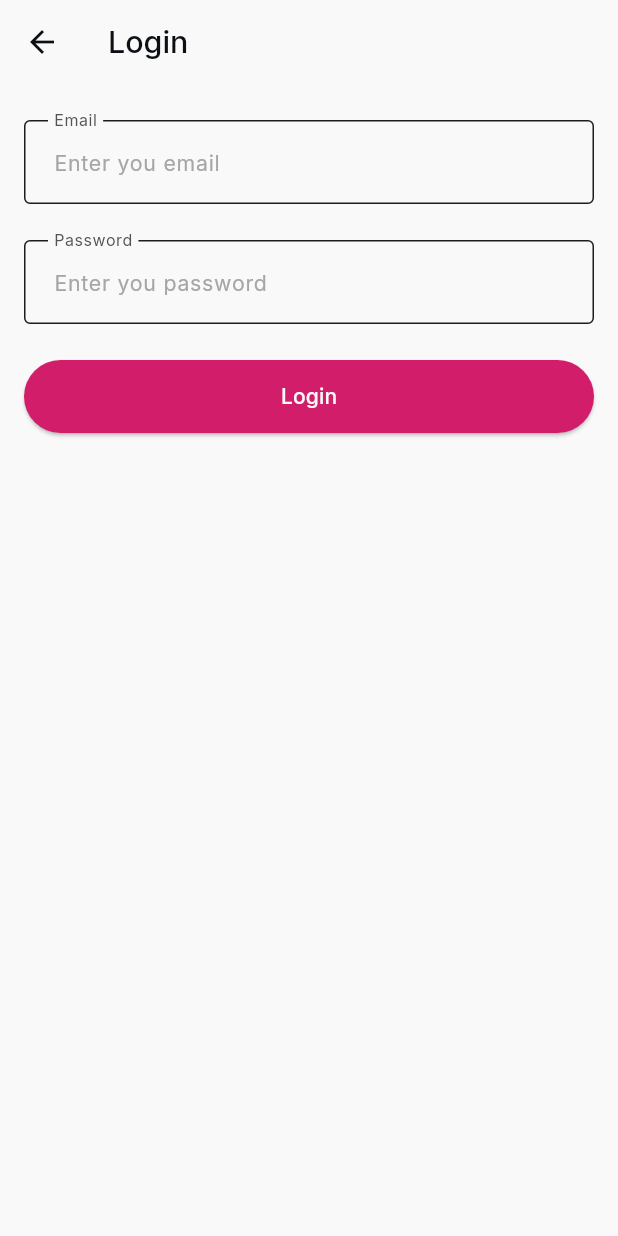
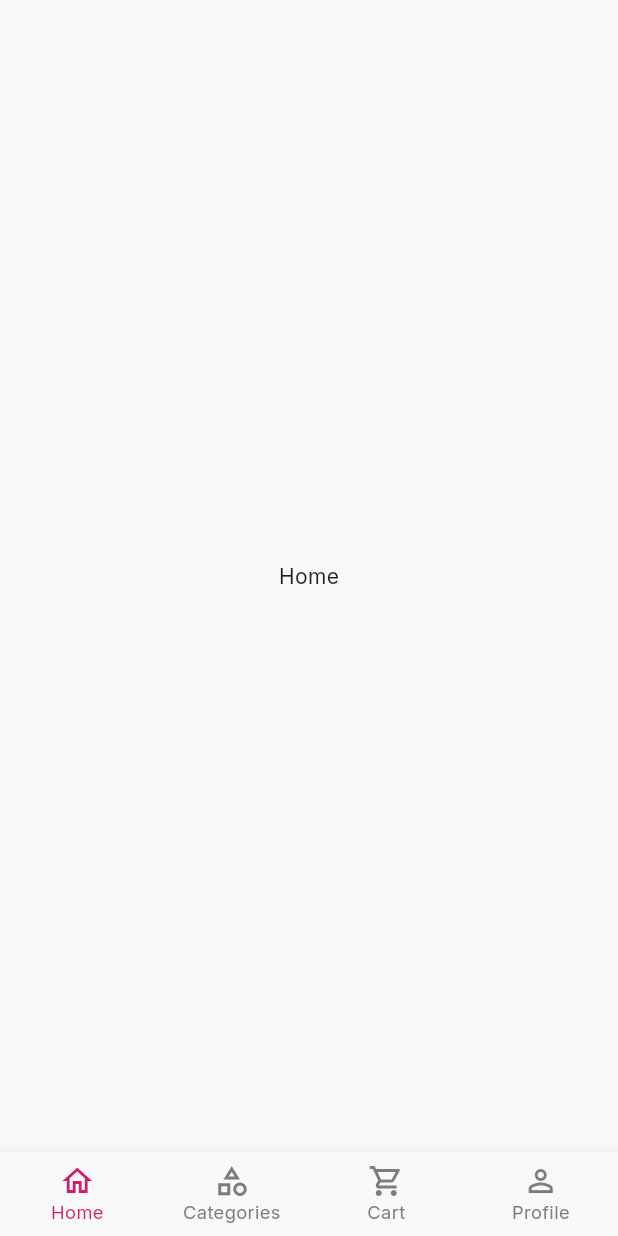
Before and after one commit to MoatazAbdElwhab/flower_app, a Flutter app: the screen it shows after launch, on a phone screen of 412 x 824 dp. Run offline on Flutter 3.47's test engine with Material 3 defaults, Android fonts, the phone set to English and light mode, and no system bars; our stand-ins replace dio, equatable, flutter_bloc, flutter_screenutil, flutter_secure_storage, get_it and 5 more.

Commit message:
feat(navbar): add bottom navigation bar

```diff
--- a/lib/core/routes/app_router.dart
+++ b/lib/core/routes/app_router.dart
@@ -2,6 +2,7 @@
 
 import 'package:flower_app/core/routes/routes.dart';
 import 'package:flower_app/features/auth/presentation/pages/login_page.dart';
+import 'package:flower_app/features/nav/presentation/pages/navbar_page.dart';
 import 'package:flutter/material.dart';
 
 Route<dynamic>? generateRoute(RouteSettings settings) {
@@ -10,6 +11,11 @@ Route<dynamic>? generateRoute(RouteSettings settings) {
       return MaterialPageRoute(
         settings: settings,
         builder: (_) => const LoginPage(),
+      );
+    case Routes.navbar:
+      return MaterialPageRoute(
+        settings: settings,
+        builder: (_) => const NavbarPage(),
       );
 
     default:
--- /dev/null
+++ b/lib/features/nav/presentation/cubit/nav_cubit.dart
@@ -0,0 +1,6 @@
+import 'package:flower_app/features/nav/presentation/cubit/nav_state.dart';
+import 'package:flutter_bloc/flutter_bloc.dart';
+
+class NavCubit extends Cubit<NavState> {
+  NavCubit() : super(const NavState());
+}
--- /dev/null
+++ b/lib/features/nav/presentation/cubit/nav_state.dart
@@ -0,0 +1,8 @@
+import 'package:equatable/equatable.dart';
+
+class NavState extends Equatable {
+  const NavState();
+
+  @override
+  List<Object> get props => [];
+}
--- /dev/null
+++ b/lib/features/nav/presentation/pages/navbar_page.dart
@@ -0,0 +1,70 @@
+import 'package:flutter/material.dart';
+
+class NavbarPage extends StatefulWidget {
+  const NavbarPage({super.key});
+
+  @override
+  State<NavbarPage> createState() => _NavbarPageState();
+}
+
+class _NavbarPageState extends State<NavbarPage> {
+  final ValueNotifier<int> _selectedIndex = ValueNotifier(0);
+  late final List<Widget> _pages;
+
+  @override
+  void didChangeDependencies() {
+    super.didChangeDependencies();
+    _pages = const [
+      Center(child: Text('Home')),
+      Center(child: Text('Categories')),
+      Center(child: Text('Cart')),
+      Center(child: Text('Profile')),
+    ];
+  }
+
+  @override
+  void dispose() {
+    _selectedIndex.dispose();
+    super.dispose();
+  }
+
+  @override
+  Widget build(BuildContext context) {
+    return Scaffold(
+      body: ValueListenableBuilder<int>(
+        valueListenable: _selectedIndex,
+        builder: (context, index, _) {
+          return _pages[index];
+        },
+      ),
+      bottomNavigationBar: ValueListenableBuilder<int>(
+        valueListenable: _selectedIndex,
+        builder: (context, index, _) {
+          return BottomNavigationBar(
+            items: const [
+              BottomNavigationBarItem(
+                icon: Icon(Icons.home_outlined),
+                label: 'Home',
+              ),
+              BottomNavigationBarItem(
+                icon: Icon(Icons.category_outlined),
+                label: 'Categories',
+              ),
+              BottomNavigationBarItem(
+                icon: Icon(Icons.shopping_cart_outlined),
+                label: 'Cart',
+              ),
+              BottomNavigationBarItem(
+                icon: Icon(Icons.person_outline),
+                label: 'Profile',
+              ),
+            ],
+            currentIndex: _selectedIndex.value,
+            onTap: (index) => _selectedIndex.value = index,
+            type: BottomNavigationBarType.fixed,
+          );
+        },
+      ),
+    );
+  }
+}
--- a/lib/main.dart
+++ b/lib/main.dart
@@ -25,7 +25,7 @@ class MyApp extends StatelessWidget {
       splitScreenMode: true,
       builder: (con, _) => MaterialApp(
         debugShowCheckedModeBanner: false,
-        initialRoute: Routes.login,
+        initialRoute: Routes.navbar,
         onGenerateRoute: generateRoute,
         theme: getLightTheme(),
         darkTheme: ThemeData(),
```
